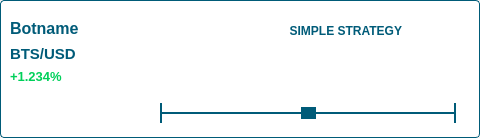
This is dexbot/views/orig/bot_item_widget.ui in xeroc/stakemachine as Qt 5 draws it before an edit. The edited form follows.
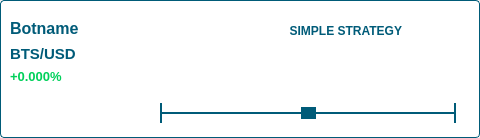
This is the edited form. Icons and pictures are not drawn.

Commit message: Change bot item widget default profit value

```diff
--- a/dexbot/views/orig/bot_item_widget.ui
+++ b/dexbot/views/orig/bot_item_widget.ui
@@ -268,7 +268,7 @@
                 <number>1</number>
                </property>
                <property name="text">
-                <string>+1.234%</string>
+                <string>+0.000%</string>
                </property>
                <property name="alignment">
                 <set>Qt::AlignLeading|Qt::AlignLeft|Qt::AlignVCenter</set>
```
The commit also changes 1 other file.
